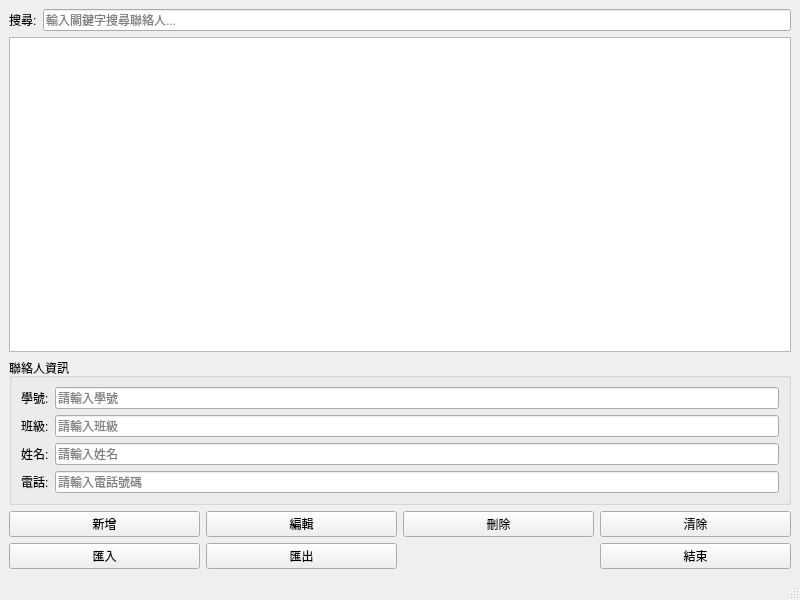
Qt form mycontactbook.ui (gumin82/ContactBook) before a commit.
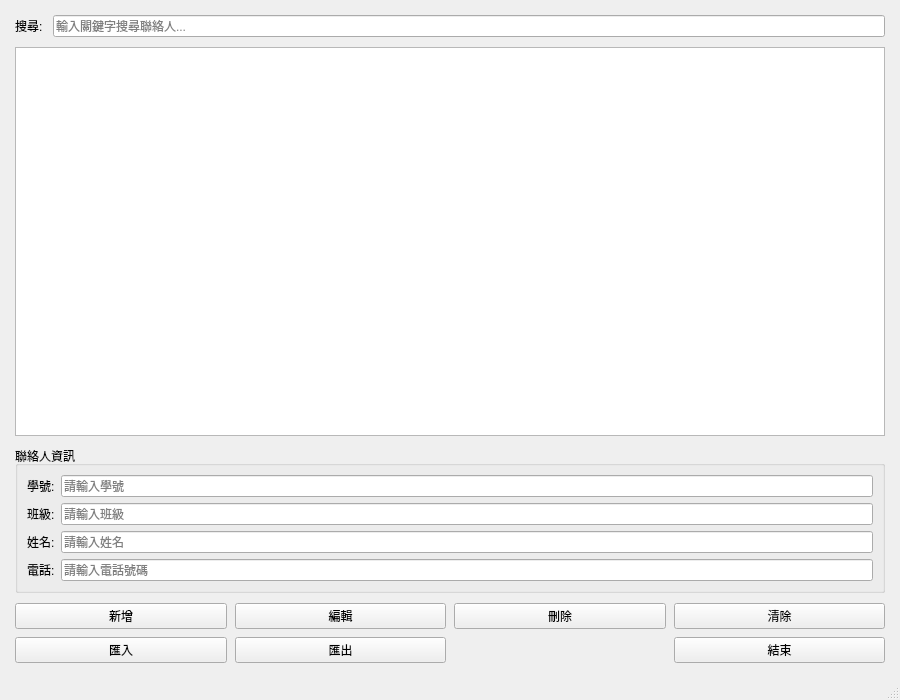
The same form after that commit.

Commit message: Add modern UI styling with QSS and enhanced layout spacing

The edit to the form file:
```diff
--- a/mycontactbook.ui
+++ b/mycontactbook.ui
@@ -6,17 +6,41 @@
    <rect>
     <x>0</x>
     <y>0</y>
+    <width>900</width>
+    <height>700</height>
+   </rect>
+  </property>
+  <property name="minimumSize">
+   <size>
     <width>800</width>
     <height>600</height>
-   </rect>
+   </size>
   </property>
   <property name="windowTitle">
    <string>MyContactBook</string>
   </property>
   <widget class="QWidget" name="centralwidget">
    <layout class="QHBoxLayout" name="horizontalLayout">
+    <property name="spacing">
+     <number>10</number>
+    </property>
+    <property name="leftMargin">
+     <number>15</number>
+    </property>
+    <property name="topMargin">
+     <number>15</number>
+    </property>
+    <property name="rightMargin">
+     <number>15</number>
+    </property>
+    <property name="bottomMargin">
+     <number>15</number>
+    </property>
     <item>
      <layout class="QGridLayout" name="gridLayout_2">
+      <property name="spacing">
+       <number>10</number>
+      </property>
       <item row="0" column="0">
        <layout class="QHBoxLayout" name="searchLayout">
         <item>
@@ -118,6 +142,9 @@
       </item>
       <item row="3" column="0">
        <layout class="QGridLayout" name="gridLayout">
+        <property name="spacing">
+         <number>8</number>
+        </property>
         <item row="0" column="0">
          <widget class="QPushButton" name="pushButton">
           <property name="text">
```
The commit also changes 1 other file.
